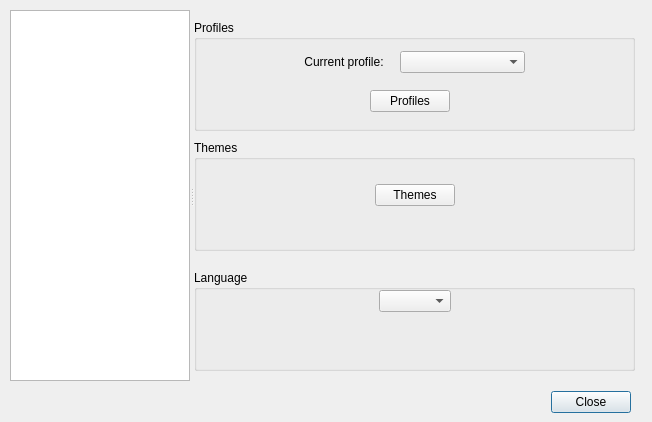
Above: ui/options.ui from gitter-badger/simplechatclient before the change. Below: the same form after it.
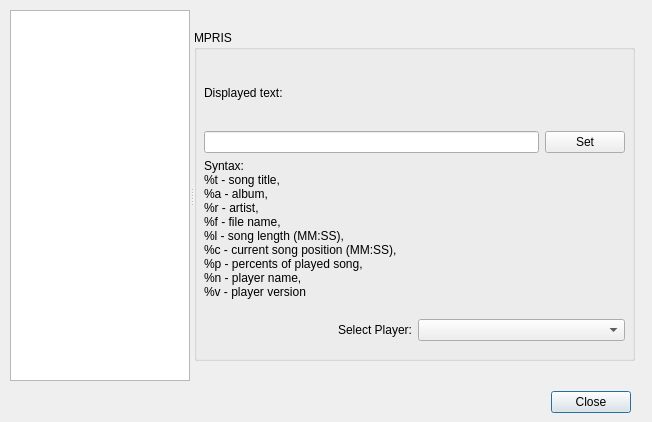
That is the form after the change. The open tabs and pages were chosen to show the change. Icons and pictures are not drawn.

Commit message: mpris players support for /mp3 command

Diff of the .ui file:
```diff
--- a/ui/options.ui
+++ b/ui/options.ui
@@ -1478,6 +1478,92 @@
       </widget>
      </widget>
     </widget>
+    <widget class="QWidget" name="page_mpris">
+     <widget class="QGroupBox" name="groupBox_mpris">
+      <property name="geometry">
+       <rect>
+        <x>0</x>
+        <y>20</y>
+        <width>441</width>
+        <height>331</height>
+       </rect>
+      </property>
+      <property name="title">
+       <string>MPRIS</string>
+      </property>
+      <widget class="QWidget" name="verticalLayoutWidget_15">
+       <property name="geometry">
+        <rect>
+         <x>10</x>
+         <y>30</y>
+         <width>421</width>
+         <height>281</height>
+        </rect>
+       </property>
+       <layout class="QVBoxLayout" name="verticalLayout_15">
+        <item>
+         <widget class="QLabel" name="label_mpris_format">
+          <property name="text">
+           <string>Displayed text:</string>
+          </property>
+         </widget>
+        </item>
+        <item>
+         <layout class="QHBoxLayout" name="horizontalLayout_15">
+          <item>
+           <widget class="QLineEdit" name="lineEdit_mpris_format"/>
+          </item>
+          <item>
+           <widget class="QPushButton" name="pushButton_set_mpris_format">
+            <property name="text">
+             <string>Set</string>
+            </property>
+           </widget>
+          </item>
+         </layout>
+        </item>
+        <item>
+         <widget class="QLabel" name="label_mpris_syntax">
+          <property name="text">
+           <string>Syntax:
+%t - song title,
+%a - album,
+%r - artist,
+%f - file name,
+%l - song length (MM:SS),
+%c - current song position (MM:SS),
+%p - percents of played song,
+%n - player name,
+%v - player version
+</string>
+          </property>
+         </widget>
+        </item>
+        <item>
+         <layout class="QHBoxLayout" name="horizontalLayout_16">
+          <item>
+           <widget class="QLabel" name="label_mpris_player">
+            <property name="text">
+             <string>Select Player:</string>
+            </property>
+            <property name="alignment">
+             <set>Qt::AlignRight|Qt::AlignTrailing|Qt::AlignVCenter</set>
+            </property>
+           </widget>
+          </item>
+          <item>
+           <widget class="QComboBox" name="comboBox_mpris_player">
+            <property name="editable">
+             <bool>false</bool>
+            </property>
+           </widget>
+          </item>
+         </layout>
+        </item>
+       </layout>
+      </widget>
+     </widget>
+    </widget>
     <widget class="QWidget" name="page_tray_notification">
      <widget class="QGroupBox" name="groupBox_notification">
       <property name="geometry">
```
Left out of the diff: 12 changed lines with no effect on the pictures. The commit also changes 11 other files.
